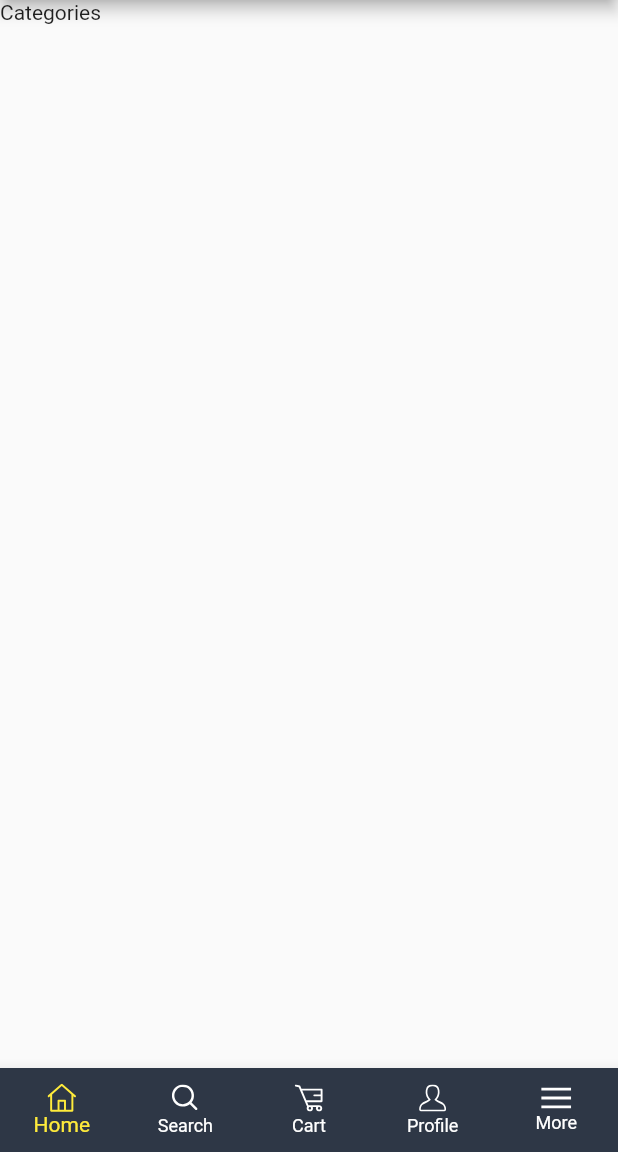
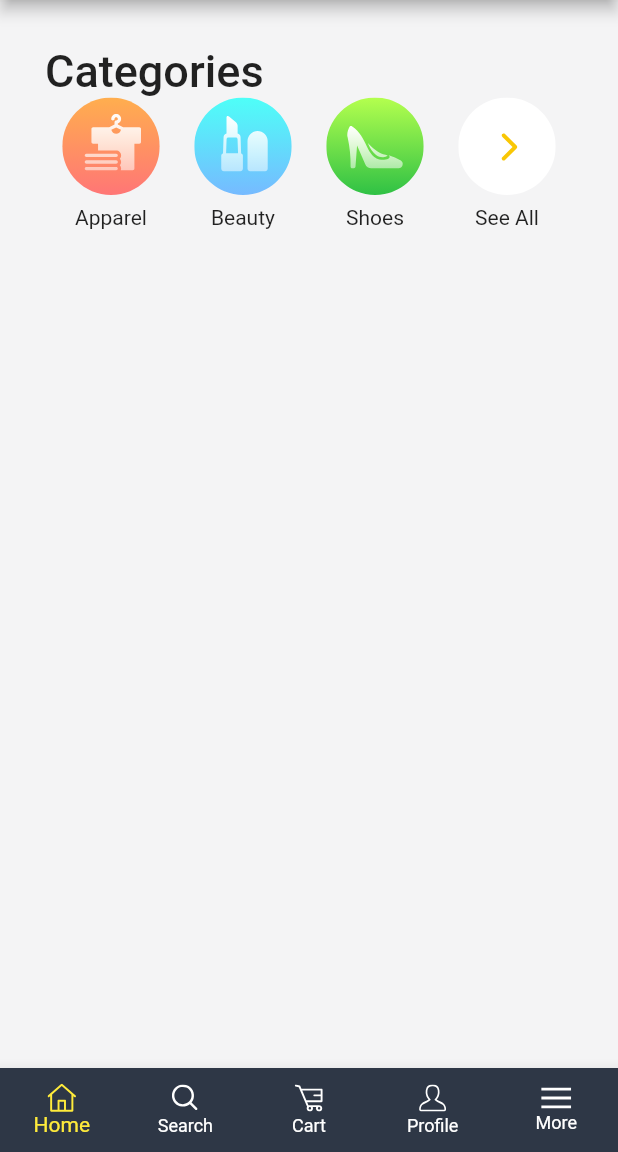
Before and after one commit to Mathvdias/devnology, a Flutter app: the screen it shows after launch, on a phone screen of 412 x 824 dp, the part 84-1236 px from its top. Run offline on Flutter 3.47's test engine with Material 2 defaults, Android fonts, the phone set to English and light mode, and no system bars; our stand-ins replace bloc, equatable, flutter_bloc, flutter_svg.

Commit message:
feat: create splash and categories component

```diff
--- a/lib/main.dart
+++ b/lib/main.dart
@@ -1,9 +1,9 @@
 import 'package:devnology/src/bloc/bottom_navigation/bottom_navigation_bloc.dart';
-import 'package:devnology/src/presentation/navigation/bottom_navigation.dart';
-import 'package:devnology/src/presentation/pages/home/home_page.dart';
 import 'package:flutter/material.dart';
 import 'package:flutter_bloc/flutter_bloc.dart';
 import 'package:provider/provider.dart';
+
+import 'src/presentation/pages/splash/splash_page.dart';
 
 void main() {
   runApp(const MyApp());
@@ -19,7 +19,7 @@ class MyApp extends StatelessWidget {
         BlocProvider(create: (BuildContext context) => NavigationCubit())
       ],
       child: MaterialApp(
-        home: const NavigationBarWidget(),
+        home: const SplashPage(),
         title: 'Devnology',
         theme: ThemeData(
           primaryColor: const Color(0xff2E3746),
--- /dev/null
+++ b/lib/src/presentation/common/category_list.dart
@@ -0,0 +1,50 @@
+import 'package:flutter/material.dart';
+import 'package:flutter_svg/svg.dart';
+
+List<Widget> icons = <Widget>[
+  const GenerateCategory(
+    svg: 'assets/images/apparel.svg',
+    text: 'Apparel',
+  ),
+  const GenerateCategory(
+    svg: 'assets/images/battom.svg',
+    text: 'Beauty',
+  ),
+  const GenerateCategory(
+    svg: 'assets/images/shoe.svg',
+    text: 'Shoes',
+  ),
+  const GenerateCategory(
+    svg: 'assets/images/all.svg',
+    text: 'See All',
+  ),
+];
+
+class GenerateCategory extends StatelessWidget {
+  final String svg;
+  final String text;
+  const GenerateCategory({
+    Key? key,
+    required this.svg,
+    required this.text,
+  }) : super(key: key);
+
+  @override
+  Widget build(BuildContext context) {
+    return InkWell(
+      borderRadius: const BorderRadius.only(
+          topLeft: Radius.circular(35),
+          topRight: Radius.circular(35),
+          bottomLeft: Radius.circular(10),
+          bottomRight: Radius.circular(10)),
+      onTap: (() {}),
+      child: Column(children: [
+        SvgPicture.asset(svg),
+        const SizedBox(
+          height: 7,
+        ),
+        Text(text)
+      ]),
+    );
+  }
+}
--- a/lib/src/presentation/pages/home/home_page.dart
+++ b/lib/src/presentation/pages/home/home_page.dart
@@ -1,3 +1,4 @@
+import 'package:devnology/src/presentation/common/category_list.dart';
 import 'package:flutter/material.dart';
 
 class HomePage extends StatefulWidget {
@@ -11,11 +12,25 @@ class _HomePageState extends State<HomePage> {
   @override
   Widget build(BuildContext context) {
     return Scaffold(
-      body: Column(
-        children: [
-          Text("Categories"),
-
-        ],
+      backgroundColor: const Color.fromARGB(9, 81, 92, 111),
+      body: SingleChildScrollView(
+        padding: const EdgeInsets.all(30),
+        child: Column(
+          crossAxisAlignment: CrossAxisAlignment.start,
+          children: [
+            Text(
+              "Categories",
+              style: Theme.of(context)
+                  .textTheme
+                  .titleLarge
+                  ?.copyWith(fontSize: 30),
+            ),
+            Row(
+              mainAxisAlignment: MainAxisAlignment.spaceAround,
+              children: icons,
+            )
+          ],
+        ),
       ),
     );
   }
--- a/pubspec.yaml
+++ b/pubspec.yaml
@@ -41,6 +41,7 @@ dependencies:
   provider: ^6.0.5
   flutter_bloc: ^8.1.1
   flutter_svg: ^1.1.6
+  flutter_svg_provider: ^1.0.3
 
 dev_dependencies:
   flutter_test:
@@ -68,7 +69,6 @@ flutter:
   assets:
     - assets/images/
     - assets/icons/
-    - assets/
 
   # An image asset can refer to one or more resolution-specific "variants", see
   # https://flutter.dev/assets-and-images/#resolution-aware
```
Also changed, not shown: lib/src/presentation/common/colors.dart (added, +27 -0 lines), lib/src/presentation/navigation/bottom_navigation.dart (+6 -3 lines), lib/src/presentation/pages/splash/splash_page.dart (added, +46 -0 lines), assets/icons/battom.svg (deleted), assets/icons/shirt.svg (deleted), assets/icons/shoe.svg (deleted), assets/images/all.svg (added), assets/images/apparel.svg (added), assets/images/battom.svg (added), assets/images/logo.svg, assets/images/shoe.svg (added), pubspec.lock.
